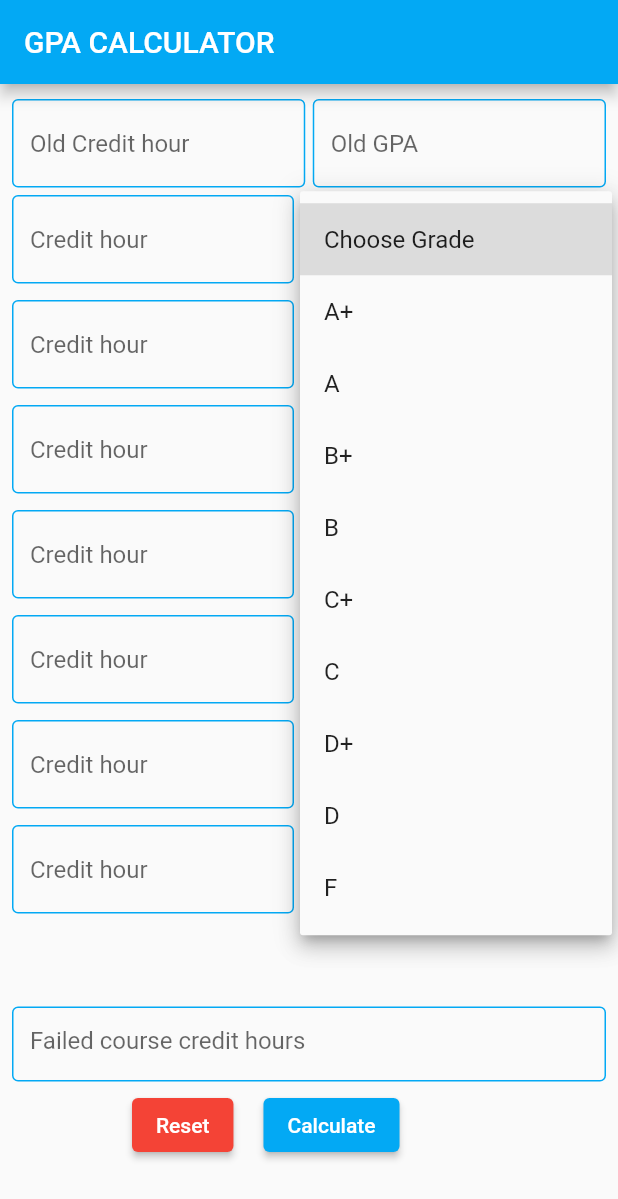
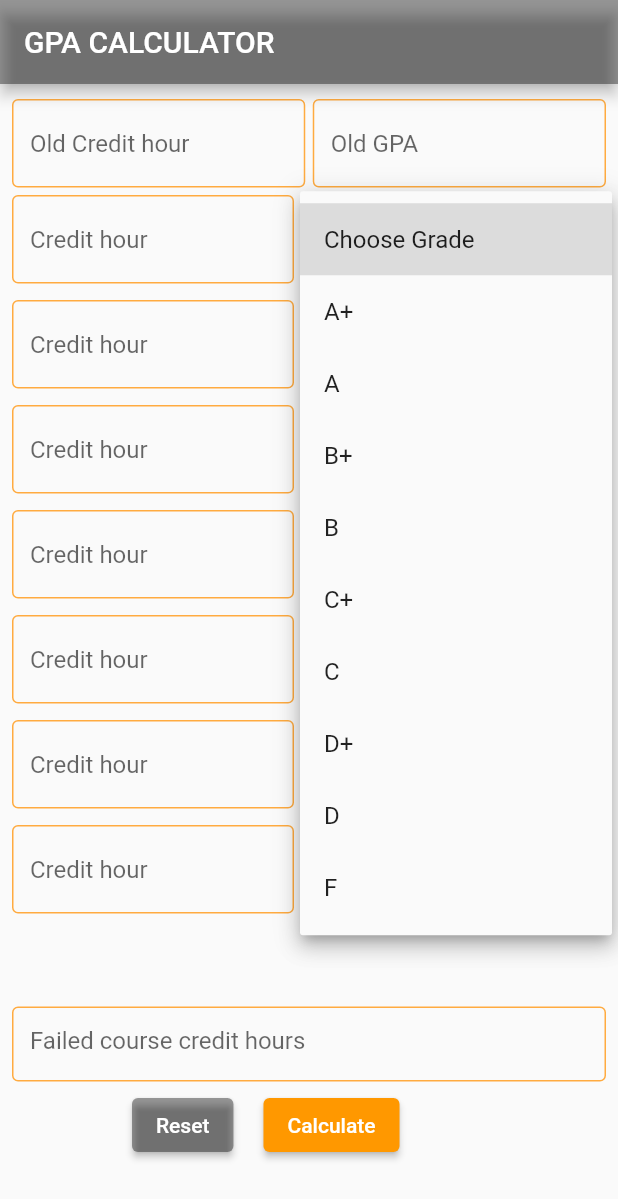
Before and after one commit to nadahossamm/gpacalculatorproject, a Flutter app: the screen it shows after launch, after a tap on "Choose Grade", on a phone screen of 412 x 824 dp. Shown: the top 1199 px of the screen. Run offline on Flutter 3.47's test engine with Material 2 defaults, Android fonts, the phone set to English and light mode, and no system bars; our stand-ins replace splashscreen.

Commit message:
updated version

```diff
--- a/lib/Home.dart
+++ b/lib/Home.dart
@@ -16,9 +16,11 @@ class _HomePageState extends State<HomePage> {
   final form3=TextEditingController();
   @override
   Widget build(BuildContext context) {
+
     return Scaffold(
+
     appBar: AppBar(
-    backgroundColor: Colors.lightBlue,
+    backgroundColor: Colors.black38,
     title: Text("GPA CALCULATOR"),
     ),
     body: Container(
@@ -38,9 +40,9 @@ class _HomePageState extends State<HomePage> {
     decoration: new InputDecoration(
     hintText: 'Old Credit hour',
     enabledBorder: OutlineInputBorder(
-    borderSide: BorderSide(color: Colors.lightBlue)),
+    borderSide: BorderSide(color: Colors.orangeAccent)),
     focusedBorder: OutlineInputBorder(
-    borderSide: BorderSide(color: Colors.red)),
+    borderSide: BorderSide(color: Colors.black38)),
     ),
     keyboardType: TextInputType.number,
     onChanged: (val) {
@@ -60,9 +62,9 @@ class _HomePageState extends State<HomePage> {
     decoration: new InputDecoration(
     hintText: 'Old GPA',
     enabledBorder: OutlineInputBorder(
-    borderSide: BorderSide(color: Colors.lightBlue)),
+    borderSide: BorderSide(color: Colors.orangeAccent)),
     focusedBorder: OutlineInputBorder(
-    borderSide: BorderSide(color: Colors.red)),
+    borderSide: BorderSide(color: Colors.black38)),
     ),
     keyboardType: TextInputType.number,
     onChanged: (val) {
@@ -98,10 +100,10 @@ class _HomePageState extends State<HomePage> {
     hintText: 'Credit hour',
     enabledBorder: OutlineInputBorder(
     borderSide: BorderSide(
-    color: Colors.lightBlue)),
+    color: Colors.orangeAccent)),
     focusedBorder: OutlineInputBorder(
     borderSide: BorderSide(
-    color: Colors.red)),
+    color: Colors.black38)),
     ),
     keyboardType: TextInputType.number,
     onChanged: (val) {
@@ -158,9 +160,9 @@ class _HomePageState extends State<HomePage> {
     decoration: new InputDecoration(
     hintText: 'Failed course credit hours ',
     enabledBorder: OutlineInputBorder(
-    borderSide: BorderSide(color: Colors.lightBlue)),
+    borderSide: BorderSide(color: Colors.orangeAccent)),
     focusedBorder: OutlineInputBorder(
-    borderSide: BorderSide(color: Colors.red)),
+    borderSide: BorderSide(color: Colors.black38)),
     ),
     keyboardType: TextInputType.number,
     onChanged: (val) {
@@ -179,7 +181,7 @@ class _HomePageState extends State<HomePage> {
     children: [
     ElevatedButton(
     style: ElevatedButton.styleFrom(
-    primary: Colors.red, // background
+    primary: Colors.black38,
     ),
     onPressed: () {
     setState(() {
@@ -212,7 +214,7 @@ class _HomePageState extends State<HomePage> {
     ElevatedButton(
 
     style: ElevatedButton.styleFrom(
-    primary: Colors.lightBlue,
+    primary: Colors.orange,
     // background
     ),
 
@@ -240,7 +242,7 @@ class _HomePageState extends State<HomePage> {
     builder: (BuildContext context) => AlertDialog(
 
     title:  Text( msg1),
-    content:  Text(msg2,style: TextStyle( color: Colors.red),),
+    content:  Text(msg2,style: TextStyle( color: Colors.black38),),
     actions: <Widget>[
 
 
--- /dev/null
+++ b/lib/Screens/Splash.dart
@@ -0,0 +1,16 @@
+import 'package:flutter/material.dart';
+import 'package:gpacalculator/Home.dart';
+import 'package:splashscreen/splashscreen.dart';
+
+class Splashscreen extends StatelessWidget {
+
+  Widget build(BuildContext context) {
+    return SplashScreen(
+      seconds: 8,
+      navigateAfterSeconds: new HomePage(),
+      image: new Image.asset('images/index.png'),
+      photoSize: 100.0,
+      loaderColor: Colors.orangeAccent,
+    );
+  }
+}
--- a/lib/main.dart
+++ b/lib/main.dart
@@ -1,6 +1,6 @@
 import 'package:flutter/cupertino.dart';
 import 'package:flutter/material.dart';
-import 'package:gpacalculator/Home.dart';
+import 'package:gpacalculator/Screens/Splash.dart';
 
 void main() {
   runApp(MaterialApp(home: MyApp()));
@@ -8,7 +8,6 @@ void main() {
 
 class MyApp extends StatefulWidget {
 
-  // This widget is the root of your application.
   @override
   _MyAppState createState() => _MyAppState();
 }
@@ -19,12 +18,16 @@ class _MyAppState extends State<MyApp> {
   Widget build(BuildContext context) {
 
     return MaterialApp(
-      home:HomePage()
+        debugShowCheckedModeBanner: false,
+        home:Splashscreen(),
     );
 
   }
 
 }
+
+
+
 /*
  Scaffold(
       appBar: AppBar(
```
Also changed, not shown: pubspec.yaml (+4 -3 lines), pubspec.lock, 2 other files.
